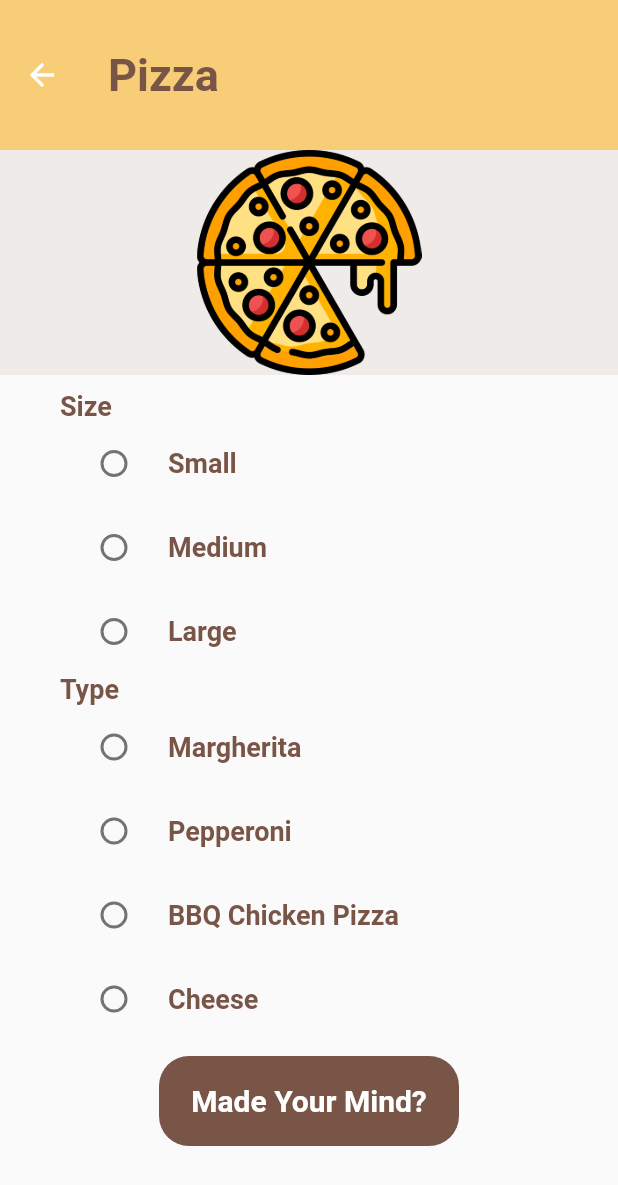
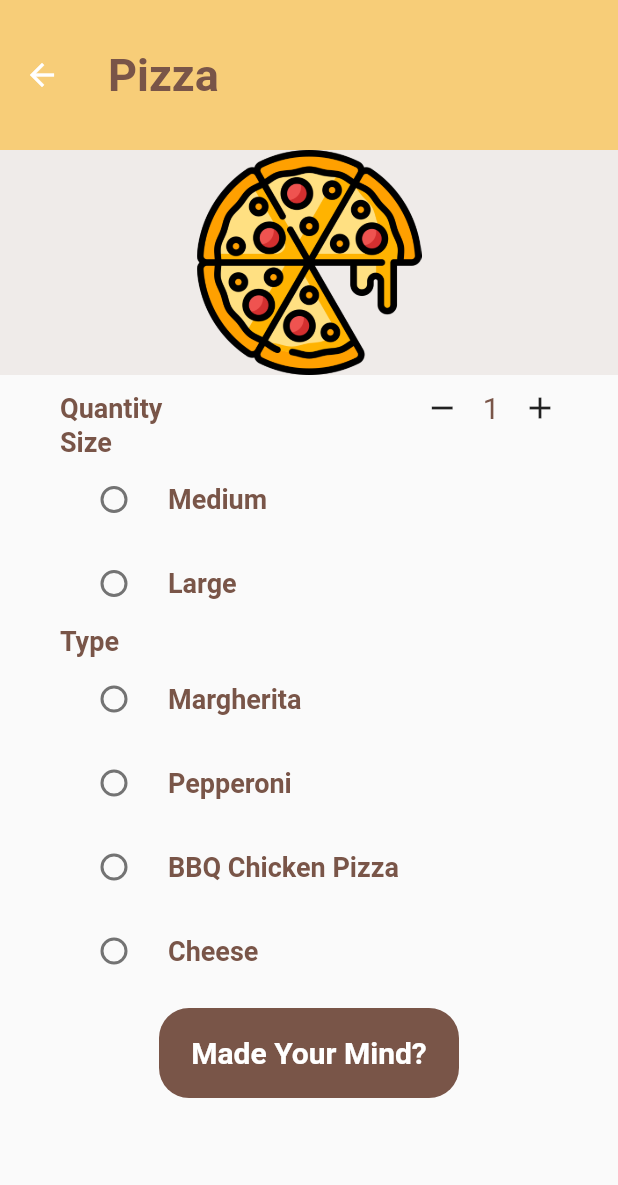
Before and after one commit to Naiim-Hassouna/mobileproj-bash-mankoush, a Flutter app: the Pizza screen opened by its route, on a phone screen of 412 x 824 dp. Shown: the top 1185 px of the screen. Run offline on Flutter 3.47's test engine with Material 2 defaults, Android fonts, the phone set to English and light mode, and no system bars.

Commit message:
update 2 fixing layout

```diff
--- a/lib/menu_items/donut.dart
+++ b/lib/menu_items/donut.dart
@@ -134,8 +134,8 @@ class _DonutState extends State<Donut> {
               child: Column(
                 crossAxisAlignment: CrossAxisAlignment.start,
                 children: [
-                  QuantityWidget(),  // Replace the existing Quantity row with QuantityWidget
                   const SizedBox(height: 10),
+                  QuantityWidget(),
                   const Text(
                     "Filling",
                     style: TextStyle(
--- a/lib/menu_items/mankoushe.dart
+++ b/lib/menu_items/mankoushe.dart
@@ -13,6 +13,8 @@ class QuantityWidget extends StatefulWidget {
 
 class _QuantityWidgetState extends State<QuantityWidget> {
   int quantity = 1;
+
+
 
   void increaseQuantity() {
     setState(() {
--- a/lib/menu_items/pizza.dart
+++ b/lib/menu_items/pizza.dart
@@ -2,6 +2,73 @@ import 'package:flutter/material.dart';
 import '../widgets/common_widget.dart';
 import '../menu.dart';
 
+
+class QuantityWidget extends StatefulWidget {
+  //get quantity {
+  //return quantity;
+  //}
+
+  @override
+  _QuantityWidgetState createState() => _QuantityWidgetState();
+}
+
+class _QuantityWidgetState extends State<QuantityWidget> {
+  int quantity = 1;
+
+  void increaseQuantity() {
+    setState(() {
+      quantity++;
+    });
+  }
+
+  void decreaseQuantity() {
+    setState(() {
+      if (quantity > 1) {
+        quantity--;
+      }
+    });
+  }
+
+
+  @override
+  Widget build(BuildContext context) {
+    return Row(
+      children: [
+        const Text(
+          "Quantity",
+          style: TextStyle(
+            color: Colors.brown,
+            fontSize: 18,
+            fontWeight: FontWeight.bold,
+          ),
+        ),
+        const Spacer(),
+        Row(
+          children: [
+            GestureDetector(
+              onTap: decreaseQuantity,
+              child: const Icon(Icons.remove),
+            ),
+            Padding(
+              padding: const EdgeInsets.symmetric(horizontal: 15.0),
+              child: Text(
+                quantity.toString(),
+                style: const TextStyle(
+                  fontSize: 20,
+                  color: Colors.brown,
+                ),
+              ),
+            ),
+            GestureDetector(
+              onTap: increaseQuantity,
+              child: const Icon(Icons.add),
+            ),
+          ],
+        ),
+      ],
+    );
+  }
+}
 
 class Pizza extends StatefulWidget {
   const Pizza({super.key});
@@ -17,7 +84,6 @@ class _PizzaState extends State<Pizza> {
 
 
   final Map<String, double> sizeprices = {
-    'Small':0.8,
     'Medium': 1,
     'Large': 1.5,
   };
@@ -67,6 +133,7 @@ class _PizzaState extends State<Pizza> {
                 crossAxisAlignment: CrossAxisAlignment.start,
                 children: [
                   const SizedBox(height: 10),
+                  QuantityWidget(),
                   const Text(
                     "Size",
                     style: TextStyle(
@@ -74,22 +141,6 @@ class _PizzaState extends State<Pizza> {
                       fontSize: 18,
                       fontWeight: FontWeight.bold,
                     ),
-                  ),
-                  RadioListTile(
-                    title: const Text('Small',
-                      style: TextStyle(
-                        color: Colors.brown,
-                        fontSize: 18,
-                        fontWeight: FontWeight.bold,
-                      ),
-                    ),
-                    value: 'Small',
-                    groupValue: selectedSize,
-                    onChanged: (value) {
-                      setState(() {
-                        selectedSize = value!;
-                      });
-                    },
                   ),
                   RadioListTile(
                     title: const Text('Medium',
```
